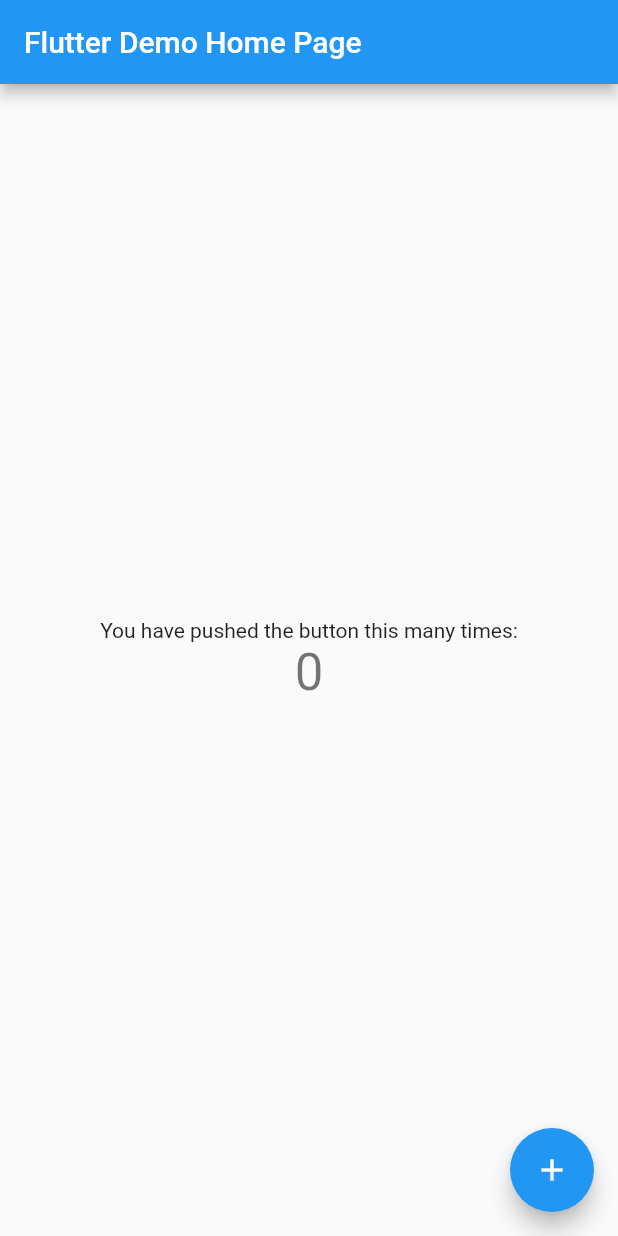
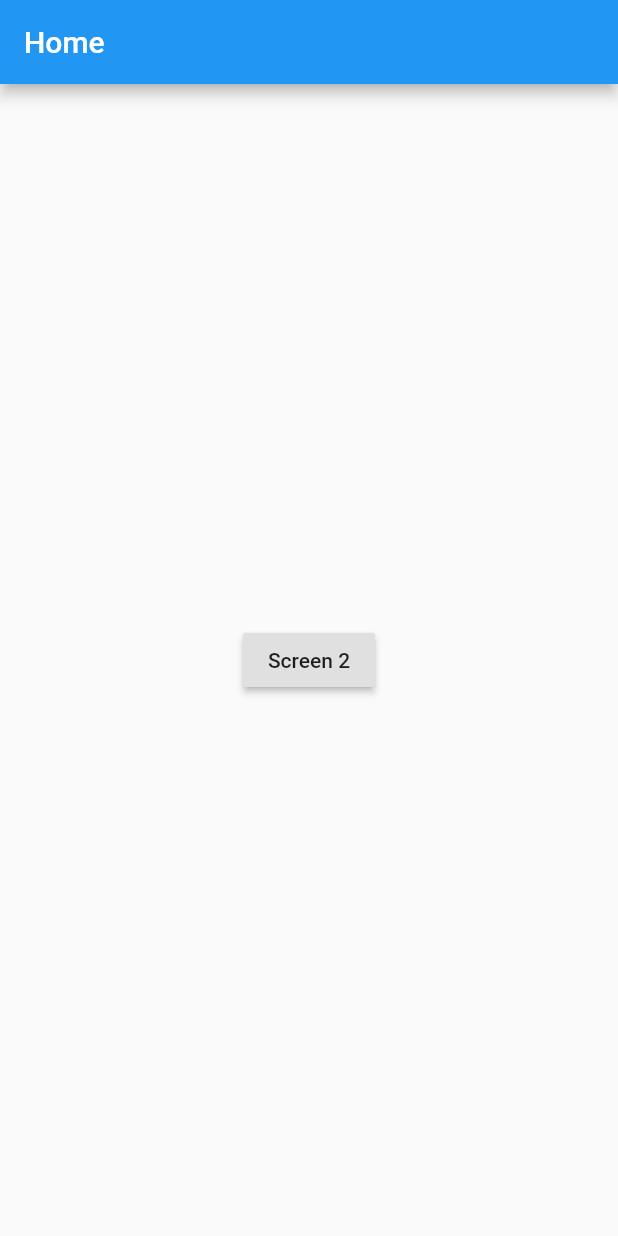
Before and after one commit to UmairJibran/canvasparent, a Flutter app: the screen it shows after launch, on a phone screen of 412 x 824 dp. Run offline on Flutter 3.47's test engine with Material 2 defaults, Android fonts, the phone set to English and light mode, and no system bars.

Commit message:
added screen 2

```diff
--- a/lib/main.dart
+++ b/lib/main.dart
@@ -1,117 +1,18 @@
+import 'package:canvasparent/screens/detailpage.dart';
 import 'package:flutter/material.dart';
 
-void main() {
-  runApp(MyApp());
-}
+import 'screens/home.dart';
+
+void main() => runApp(MyApp());
 
 class MyApp extends StatelessWidget {
-  // This widget is the root of your application.
   @override
   Widget build(BuildContext context) {
     return MaterialApp(
-      title: 'Flutter Demo',
-      theme: ThemeData(
-        // This is the theme of your application.
-        //
-        // Try running your application with "flutter run". You'll see the
-        // application has a blue toolbar. Then, without quitting the app, try
-        // changing the primarySwatch below to Colors.green and then invoke
-        // "hot reload" (press "r" in the console where you ran "flutter run",
-        // or simply save your changes to "hot reload" in a Flutter IDE).
-        // Notice that the counter didn't reset back to zero; the application
-        // is not restarted.
-        primarySwatch: Colors.blue,
-        // This makes the visual density adapt to the platform that you run
-        // the app on. For desktop platforms, the controls will be smaller and
-        // closer together (more dense) than on mobile platforms.
-        visualDensity: VisualDensity.adaptivePlatformDensity,
-      ),
-      home: MyHomePage(title: 'Flutter Demo Home Page'),
+      routes: {
+        "/": (ctx) => Home(),
+        DetailPage.route: (ctx) => DetailPage(),
+      },
     );
   }
 }
-
-class MyHomePage extends StatefulWidget {
-  MyHomePage({Key key, this.title}) : super(key: key);
-
-  // This widget is the home page of your application. It is stateful, meaning
-  // that it has a State object (defined below) that contains fields that affect
-  // how it looks.
-
-  // This class is the configuration for the state. It holds the values (in this
-  // case the title) provided by the parent (in this case the App widget) and
-  // used by the build method of the State. Fields in a Widget subclass are
-  // always marked "final".
-
-  final String title;
-
-  @override
-  _MyHomePageState createState() => _MyHomePageState();
-}
-
-class _MyHomePageState extends State<MyHomePage> {
-  int _counter = 0;
-
-  void _incrementCounter() {
-    setState(() {
-      // This call to setState tells the Flutter framework that something has
-      // changed in this State, which causes it to rerun the build method below
-      // so that the display can reflect the updated values. If we changed
-      // _counter without calling setState(), then the build method would not be
-      // called again, and so nothing would appear to happen.
-      _counter++;
-    });
-  }
-
-  @override
-  Widget build(BuildContext context) {
-    // This method is rerun every time setState is called, for instance as done
-    // by the _incrementCounter method above.
-    //
-    // The Flutter framework has been optimized to make rerunning build methods
-    // fast, so that you can just rebuild anything that needs updating rather
-    // than having to individually change instances of widgets.
-    return Scaffold(
-      appBar: AppBar(
-        // Here we take the value from the MyHomePage object that was created by
-        // the App.build method, and use it to set our appbar title.
-        title: Text(widget.title),
-      ),
-      body: Center(
-        // Center is a layout widget. It takes a single child and positions it
-        // in the middle of the parent.
-        child: Column(
-          // Column is also a layout widget. It takes a list of children and
-          // arranges them vertically. By default, it sizes itself to fit its
-          // children horizontally, and tries to be as tall as its parent.
-          //
-          // Invoke "debug painting" (press "p" in the console, choose the
-          // "Toggle Debug Paint" action from the Flutter Inspector in Android
-          // Studio, or the "Toggle Debug Paint" command in Visual Studio Code)
-          // to see the wireframe for each widget.
-          //
-          // Column has various properties to control how it sizes itself and
-          // how it positions its children. Here we use mainAxisAlignment to
-          // center the children vertically; the main axis here is the vertical
-          // axis because Columns are vertical (the cross axis would be
-          // horizontal).
-          mainAxisAlignment: MainAxisAlignment.center,
-          children: <Widget>[
-            Text(
-              'You have pushed the button this many times:',
-            ),
-            Text(
-              '$_counter',
-              style: Theme.of(context).textTheme.headline4,
-            ),
-          ],
-        ),
-      ),
-      floatingActionButton: FloatingActionButton(
-        onPressed: _incrementCounter,
-        tooltip: 'Increment',
-        child: Icon(Icons.add),
-      ), // This trailing comma makes auto-formatting nicer for build methods.
-    );
-  }
-}
--- /dev/null
+++ b/lib/screens/detailpage.dart
@@ -0,0 +1,12 @@
+import 'package:flutter/material.dart';
+
+class DetailPage extends StatelessWidget {
+  static const String route = "/detailPage";
+  @override
+  Widget build(BuildContext context) {
+    return Scaffold(
+      appBar: AppBar(),
+      body: Text("data"),
+    );
+  }
+}
--- /dev/null
+++ b/lib/screens/home.dart
@@ -0,0 +1,20 @@
+import 'package:canvasparent/screens/detailpage.dart';
+import 'package:flutter/material.dart';
+
+class Home extends StatelessWidget {
+  @override
+  Widget build(BuildContext context) {
+    return Scaffold(
+      appBar: AppBar(
+        title: Text("Home"),
+      ),
+      body: Center(
+        child: RaisedButton(
+          onPressed: () => Navigator.of(context)
+              .push(MaterialPageRoute(builder: (_) => DetailPage())),
+          child: Text("Screen 2"),
+        ),
+      ),
+    );
+  }
+}
```
